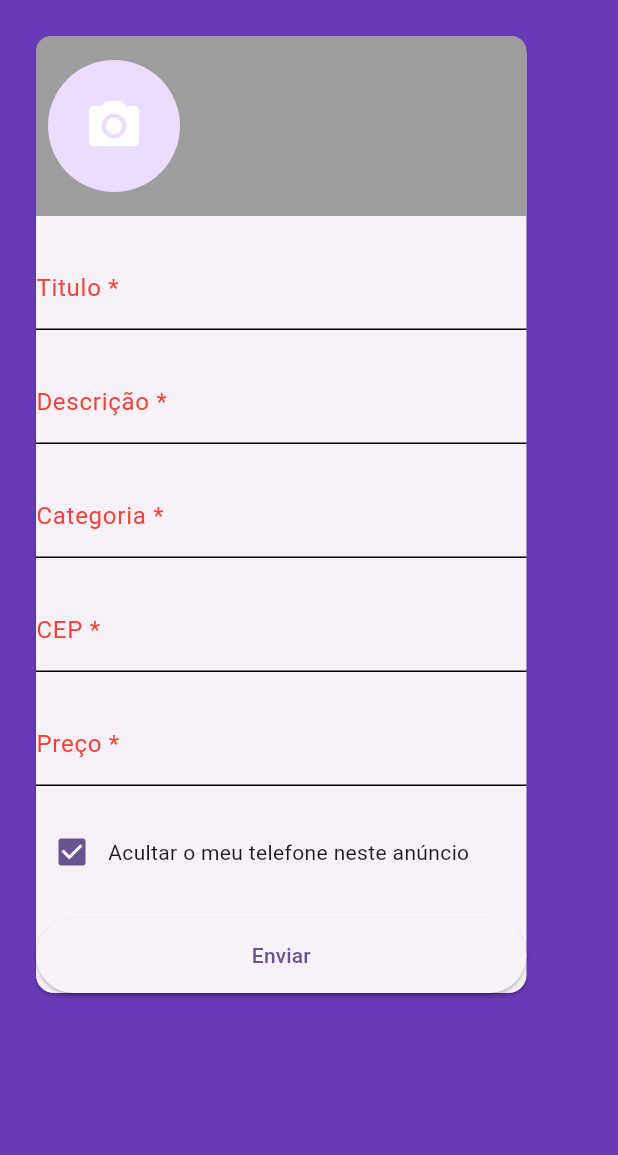
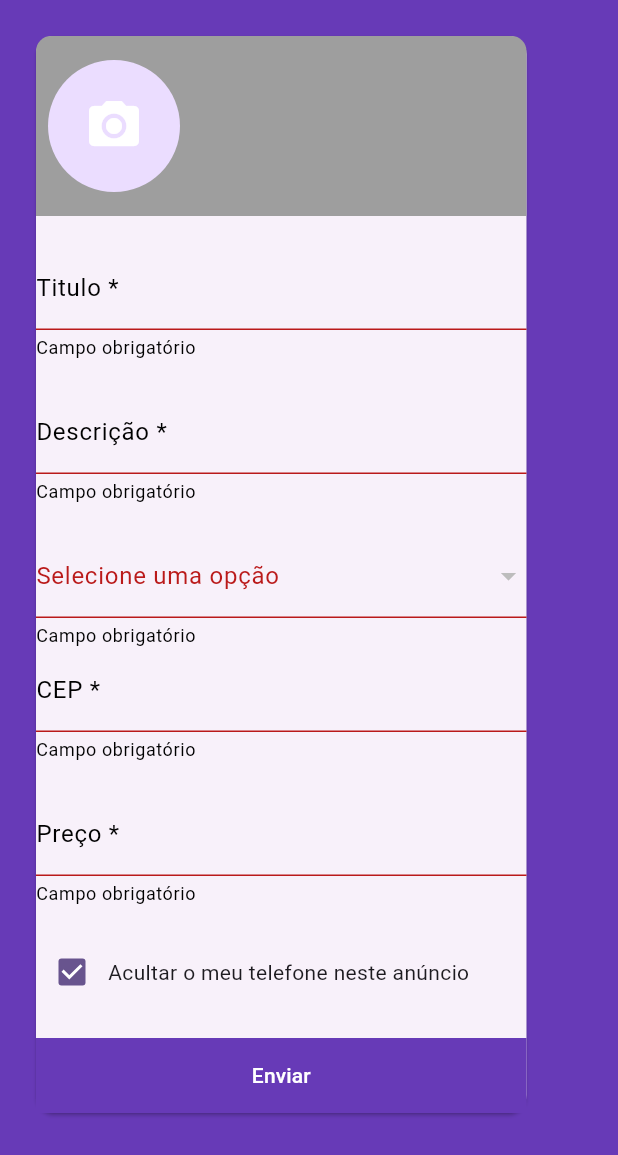
Before and after one commit to rasec23rj/olx_mobx, a Flutter app: the CriarAnuncios widget shown alone on an empty page, opened directly, on a phone screen of 412 x 824 dp. Shown: the top 1155 px of the screen. Run offline on Flutter 3.47's test engine with Material 3 defaults, Android fonts, the phone set to English and light mode, and no system bars; our stand-ins replace brasil_fields, file_picker, flutter_mobx, get_it, image_cropper, image_picker and 2 more; generated files the repository leaves out were written again; network calls fail.

Commit message:
feat: create anuncios

```diff
--- /dev/null
+++ b/lib/pages/anuncios/category_widget.dart
@@ -0,0 +1,34 @@
+import 'package:flutter/material.dart';
+import 'package:get_it/get_it.dart';
+import 'package:olx_mobx/models/category_model.dart';
+import 'package:olx_mobx/pages/anuncios/stores/anuncio_store.dart';
+import 'package:olx_mobx/pages/anuncios/stores/category_store.dart';
+
+class CategoryWidget extends StatelessWidget {
+  final String? errorText;
+  CategoryWidget({super.key, this.errorText});
+
+  CategoryStore categoryStore = GetIt.I<CategoryStore>();
+  AnuncioStore anuncioStore = GetIt.I<AnuncioStore>();
+  @override
+  Widget build(BuildContext context) {
+    return DropdownButtonFormField<CategoryModel>(
+      decoration: InputDecoration(
+        labelText: 'Selecione uma opção',
+        errorText: errorText,
+        errorStyle: TextStyle(
+          color: errorText != null ? Colors.black : Colors.red,
+        ),
+      ),
+      items: categoryStore.categoryList.map((item) {
+        return DropdownMenuItem<CategoryModel>(
+          value: item,
+          child: Text(item.title),
+        );
+      }).toList(),
+      onChanged: (value) {
+        anuncioStore.category = value!.id;
+      },
+    );
+  }
+}
--- a/lib/pages/anuncios/criar_anuncios.dart
+++ b/lib/pages/anuncios/criar_anuncios.dart
@@ -1,7 +1,9 @@
 import 'package:brasil_fields/brasil_fields.dart';
 import 'package:flutter/material.dart';
 import 'package:flutter/services.dart';
+import 'package:flutter_mobx/flutter_mobx.dart';
 import 'package:get_it/get_it.dart';
+import 'package:olx_mobx/pages/anuncios/category_widget.dart';
 import 'package:olx_mobx/pages/anuncios/stores/anuncio_store.dart';
 import 'package:olx_mobx/widgets/custom_text_filed.dart';
 import 'package:olx_mobx/widgets/image_field.dart';
@@ -15,6 +17,7 @@ class CriarAnuncios extends StatefulWidget {
 
 class _CriarAnunciosState extends State<CriarAnuncios> {
   AnuncioStore anuncioStore = GetIt.I<AnuncioStore>();
+  final String selected = '';
 
   @override
   Widget build(BuildContext context) {
@@ -32,37 +35,87 @@ class _CriarAnunciosState extends State<CriarAnuncios> {
                   children: [
                     ImageField(),
                     const SizedBox(height: 20),
-                    CustomTextFiled(label: 'Titulo *', borderRadius: 0),
-                    CustomTextFiled(label: 'Descrição *', maxLines: null),
-                    CustomTextFiled(label: 'Categoria *'),
-                    CustomTextFiled(
+                    Observer(
+                      builder: (_) {
+                        return CustomTextFiled(
+                          label: 'Titulo *',
+                          borderRadius: 0,
+                          onChanged: anuncioStore.setTitle,
+                          errorText: anuncioStore.titleError,
+                        );
+                      },
+                    ),
+                    Observer(
+                      builder: (_) {
+                        return CustomTextFiled(
+                          label: 'Descrição *',
+                          maxLines: null,
+                          onChanged: anuncioStore.setDescription,
+                          errorText: anuncioStore.descriptionError,
+                        );
+                      },
+                    ),
+                    Observer(
+                      builder: (_) {
+                        return CategoryWidget(
+                          errorText: anuncioStore.categoryError,
+                        );
+                      },
+                    ),
+                    Observer(
+                      builder: (_) {
+                        return CustomTextFiled(
                           label: 'CEP *',
                           hintText: '26000-000',
                           keyBoardType: TextInputType.number,
+                          onChanged: anuncioStore.setCep,
+                          errorText: anuncioStore.cepError,
+                        );
+                      },
                     ),
-                    CustomTextFiled(
+                    Observer(
+                      builder: (_) {
+                        return CustomTextFiled(
                           label: 'Preço *',
-
+                          onChanged: anuncioStore.setPreco,
+                          errorText: anuncioStore.precoError,
                           keyBoardType: TextInputType.number,
                           inputFormatters: [
                             FilteringTextInputFormatter.digitsOnly,
                             RealInputFormatter(moeda: true),
                           ],
+                        );
+                      },
                     ),
-                    Row(
+                    Observer(
+                      builder: (_) {
+                        return Row(
                           children: [
                             Checkbox(value: true, onChanged: (bool? value) {}),
                             Text('Acultar o meu telefone neste anúncio'),
                           ],
+                        );
+                      },
                     ),
                     const SizedBox(height: 20),
-                    SizedBox(
+                    Observer(
+                      builder: (_) {
+                        return SizedBox(
                           width: MediaQuery.of(context).size.width,
                           height: 50,
                           child: ElevatedButton(
-                        onPressed: () {},
-                        child: Text('Enviar'),
+                            style: ButtonStyle(
+                              shape: WidgetStatePropertyAll(
+                                RoundedRectangleBorder(),
                               ),
+                            ),
+                            onPressed: anuncioStore.anuncioPress,
+                            child: anuncioStore.loading
+                                ? CircularProgressIndicator(color: Colors.white)
+                                : Text('Enviar'),
+                          ),
+                        );
+                      },
                     ),
                   ],
                 ),
--- a/lib/pages/anuncios/stores/anuncio_store.dart
+++ b/lib/pages/anuncios/stores/anuncio_store.dart
@@ -1,3 +1,4 @@
+import 'dart:convert';
 import 'dart:io';
 
 import 'package:file_picker/file_picker.dart';
@@ -5,6 +6,9 @@ import 'package:flutter/material.dart';
 import 'package:image_cropper/image_cropper.dart';
 import 'package:image_picker/image_picker.dart';
 import 'package:mobx/mobx.dart';
+import 'package:olx_mobx/models/anuncio_model.dart';
+import 'package:olx_mobx/repositories/anuncio_repository.dart';
+import 'package:parse_server_sdk_flutter/parse_server_sdk_flutter.dart';
 part 'anuncio_store.g.dart';
 
 class AnuncioStore = _AnuncioStoreBase with _$AnuncioStore;
@@ -110,4 +114,136 @@ abstract class _AnuncioStoreBase with Store {
   }
 
   ObservableList images = ObservableList();
+
+  @observable
+  String title = '';
+
+  @action
+  void setTitle(String value) => title = value;
+
+  @computed
+  bool get titleValid => title.length >= 6;
+  String get titleError {
+    if (titleValid) {
+      return '';
+    } else if (title.isEmpty) {
+      return 'Campo obrigatório';
+    } else {
+      return 'Title muito curto';
+    }
+  }
+
+  @observable
+  String description = '';
+
+  @action
+  void setDescription(String value) => description = value;
+
+  @computed
+  bool get descriptionValid => description.length >= 6;
+  String get descriptionError {
+    if (descriptionValid) {
+      return '';
+    } else if (description.isEmpty) {
+      return 'Campo obrigatório';
+    } else {
+      return 'Descrição muito curto';
+    }
+  }
+
+  @observable
+  String category = '';
+
+  @action
+  void setCategory(String value) => category = value;
+
+  @computed
+  bool get categoryValid => category.isNotEmpty;
+  String get categoryError {
+    if (categoryValid) {
+      return '';
+    } else if (category.isEmpty) {
+      return 'Campo obrigatório';
+    } else {
+      return 'Category muito curto';
+    }
+  }
+
+  @observable
+  String cep = '';
+
+  @action
+  void setCep(String value) => cep = value;
+
+  @computed
+  bool get cepValid => cep.length == 8;
+  String get cepError {
+    if (cepValid) {
+      return '';
+    } else if (cep.isEmpty) {
+      return 'Campo obrigatório';
+    } else {
+      return 'cep muito curto';
+    }
+  }
+
+  @observable
+  String preco = '';
+
+  @action
+  void setPreco(String value) => preco = value;
+
+  @computed
+  bool get precoValid => preco.isNotEmpty;
+  String get precoError {
+    if (precoValid) {
+      return '';
+    } else if (preco.isEmpty) {
+      return 'Campo obrigatório';
+    } else {
+      return 'preco muito curto';
+    }
+  }
+
+  @observable
+  bool loading = false;
+
+  @observable
+  String? error;
+
+  @computed
+  VoidCallback? get anuncioPress =>
+      (isFormValid && !loading) ? _createAnuncio : null;
+
+  @computed
+  bool get isFormValid =>
+      titleValid && descriptionValid && categoryValid && cepValid && precoValid;
+
+  @action
+  Future<void> _createAnuncio() async {
+    loading = true;
+    List<ParseFile> arquivos = [];
+    for (File image in images) {
+      ParseFile parseFile = ParseFile(image);
+
+      await parseFile.save();
+
+      arquivos.add(parseFile);
+    }
+
+    final anuncio = AnuncioModel(
+      title: title,
+      description: description,
+      category: category,
+      cep: cep,
+      preco: preco.replaceAll('R\$', '').trim(),
+      imagePath: arquivos,
+    );
+    try {
+      await AnuncioRepository().createAnuncio(anuncio);
+    } catch (e) {
+      error = e.toString();
+    }
+    loading = false;
+  }
 }
```
Also changed, not shown: lib/main.dart (+8 -0 lines), lib/models/anuncio_model.dart (added, +19 -0 lines), lib/pages/anuncios/stores/category_store.dart (added, +41 -0 lines), lib/repositories/anuncio_repository.dart (added, +25 -0 lines), lib/pages/anuncios/stores/anuncio_store.g.dart, lib/pages/anuncios/stores/category_store.g.dart (added). Lines whose indentation alone changed are shown as unchanged.
